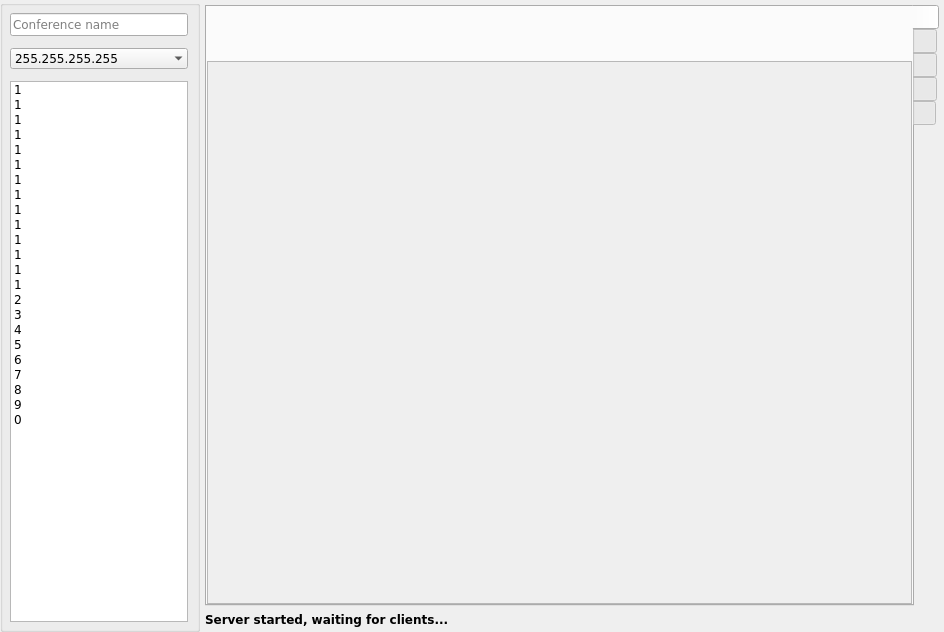
akru/conference-speaker-server, file ServerGui/main_window.ui: the form before one commit.
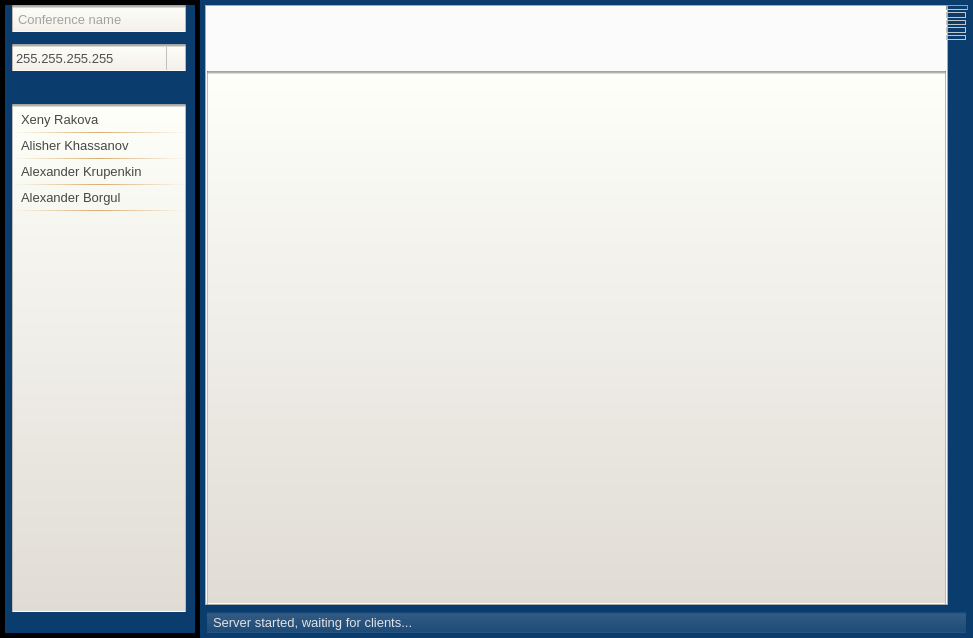
The form after the commit. The open tabs and pages were chosen to show the change. Icons and pictures are not drawn.

Commit message: record button; fonts; sliders and clients list

What changed in the file:
```diff
--- a/ServerGui/main_window.ui
+++ b/ServerGui/main_window.ui
@@ -6,8 +6,8 @@
    <rect>
     <x>0</x>
     <y>0</y>
-    <width>944</width>
-    <height>632</height>
+    <width>973</width>
+    <height>638</height>
    </rect>
   </property>
   <property name="palette">
@@ -17,11 +17,6 @@
     <disabled/>
    </palette>
   </property>
-  <property name="font">
-   <font>
-    <family>Verdana</family>
-   </font>
-  </property>
   <property name="windowTitle">
    <string>Conference Speaker Server</string>
   </property>
@@ -34,17 +29,11 @@
   </property>
   <property name="styleSheet">
    <string notr="true">QWidget#centralWidget {
-	background-color: #0A3C6D;
-	font-family: Verdana;
-	font: 9pt;
-	color: rgba(80,80,80,255);
+    background-color: #0A3C6D;
 }
 
-QWidget#centralWidget &gt; * {
-	font-family: Verdana;
-	font: 9pt;
-	color: rgba(80,80,80,255);
-
+QLabel, QCheckBox, QGroupBox {
+    font-size: 10pt;
 }
 
 QLabel#statusLabel {
@@ -52,7 +41,7 @@
     padding: 3px;
     margin: 0px 2px 0px 2px;
     color: #E2E2E2;
-    font-weight: bold;
+    font-size: 10pt;
 }
 
 QTabWidget::pane { /* The tab widget frame */
@@ -87,8 +76,8 @@
     margin-right: 2px; /* make non-selected tabs look smaller */
 }
 
-QWidget#clientsBox {
-    border: 5px solid white;
+QGroupBox#clientsBox {
+    border: 5px solid black;
 	border-image: url(:/gui/client-list-box) 5;
     padding: 0;
 }
@@ -101,6 +90,7 @@
     padding: 3px;
 	background-color:  qlineargradient(spread:pad, x1:0, y1:1, x2:0, y2:0, stop:0 rgba(244,239,233, 255), stop:1 rgba(253,255,248, 255));
 	color: rgba(80,80,80,255);
+    font-size: 10pt;
 }
 
 QLineEdit:disabled, QComboBox:disabled, QDoubleSpinBox:disabled {
@@ -178,25 +168,37 @@
 	background-image: url(:/gui/select-box-selected);
 }
 
+QCheckBox::indicator:disabled,
+QGroupBox::indicator:disabled,
+QCheckBox::indicator:checked:disabled,
+QGroupBox::indicator:checked:disabled {
+    background: rgba(200,200,200,200);
+}
+
+QSlider {
+    background: rgba(14,64,112,255);
+    border-radius: 3px;
+}
+
  QSlider::groove:vertical {
      position: absolute; /* absolutely position 4px from the left and right of the widget. setting margins on the widget should work too... */
-     left: 2px; right: 2px;
-	background-image: url(:/gui/slider-bg);
+     left: 2px; right: 2px; top: 10px; bottom: 10px;
+	 background-image: url(:/gui/slider-bg);
  }
 
  QSlider::groove:vertical:disabled {
-	background: rgba(180,180,180,255);
+    background-color: rgba(200,200,200,200);
  }
 
  QSlider::handle:vertical {
      height: 25px;
-     background: qlineargradient(spread:pad, x1:0, y1:0, x2:0, y2:1, stop:0 rgba(128, 128, 128, 255), stop:0.423729 rgba(237, 237, 237, 255), stop:0.740113 rgba(237, 237, 237, 255), stop:1 rgba(211, 211, 211, 255));
+     background: qlineargradient(spread:pad, x1:0, y1:0, x2:0, y2:1, stop:0 rgba(128, 128, 128, 255), stop:0.423729 rgba(237, 237, 237, 255), stop:0.740113 rgba(237, 237, 237, 255), stop:1 rgba(140, 140, 140, 255));
      margin: 0 5px; /* expand outside the groove */
      border-top: 1px solid rgba(236,236,236,255);
      border-radius: 2px;
  }
 
-QPushButton {
+QPushButton, QToolButton {
      padding: 5px 15px;
      border: 1px solid rgba(180,180,180,255);
      border-radius: 5px;
@@ -205,7 +207,11 @@
                                  stop: 0.5 #DADADA, stop: 1.0 #D5D5D5);
 }
 
-QPushButton:hover {
+QToolButton {
+    padding: 5px 5px;
+}
+
+QPushButton:hover, QToolButton:hover {
      background: qlineargradient(x1: 0, y1: 0, x2: 0, y2: 1,
                                  stop: 0 #fafafa, stop: 0.4 #f4f4f4,
                                  stop: 0.5 #e7e7e7, stop: 1.0 #fafafa);
@@ -217,9 +223,15 @@
                                  stop: 0.5 #d3d3d3, stop: 1.0 #e3e3e3);
 }
 
-QPushButton#powerButton, QPushButton#powerButton:checked, QPushButton#powerButton:pressed {
+QPushButton#powerButton,
+QPushButton#powerButton:checked,
+QPushButton#powerButton:pressed,
+QPushButton#recordButton,
+QPushButton#recordButton:checked,
+QPushButton#recordButton:pressed {
     border: 0;
     background: none;
+    padding: 0;
 }
 
 QRadioButton::indicator {
@@ -241,7 +253,36 @@
 
 QRadioButton::indicator:checked:disabled {
     background: qradialgradient(spread:pad, cx:0.5, cy:0.5, radius:0.452, fx:0.5, fy:0.5, stop:0 rgba(100, 100, 100, 255), stop:0.460227 rgba(100, 100, 100, 255), stop:0.465909 rgba(200, 200, 200, 255), stop:1 rgba(200, 200, 200, 255));
-}</string>
+}
+
+QListView {
+    show-decoration-selected: 1; /* make the selection span the entire width of the view */
+    font-size: 10pt;
+    color: rgba(70,70,70,255);
+}
+
+QListView {
+}
+
+QListView::item {
+    padding: 5px;
+	border-bottom: 1px solid qlineargradient(spread:reflect, x1:1, y1:0, x2:0, y2:0, stop:0 rgba(162, 162, 162, 0), stop:0.5 rgba(219, 173, 114, 255), stop:1 rgba(162, 162, 162, 0));
+}
+
+ QListView::item:selected {
+    border: 0;
+    color: rgba(30,30,30,255);
+    background: qlineargradient(x1: 0, y1: 0, x2: 0, y2: 1,
+                                 stop: 0 #fafafa, stop: 0.4 #f4f4f4,
+                                 stop: 0.5 #e7e7e7, stop: 1.0 #fafafa);
+ }
+
+ QListView::item:hover {
+    color: rgba(30,30,30,255);
+    background: qlineargradient(x1: 0, y1: 0, x2: 0, y2: 1,
+                                 stop: 0 #fafafa, stop: 0.4 #f4f4f4,
+                                 stop: 0.5 #e7e7e7, stop: 1.0 #fafafa);
+ }</string>
   </property>
   <widget class="QWidget" name="centralWidget">
    <layout class="QHBoxLayout" name="horizontalLayout">
@@ -274,15 +315,6 @@
         <height>16777215</height>
        </size>
       </property>
-      <property name="font">
-       <font>
-        <family>Verdana</family>
-        <pointsize>9</pointsize>
-        <weight>50</weight>
-        <italic>false</italic>
-        <bold>false</bold>
-       </font>
-      </property>
       <property name="styleSheet">
        <string notr="true"/>
       </property>
@@ -297,13 +329,13 @@
         <number>7</number>
        </property>
        <property name="topMargin">
-        <number>7</number>
+        <number>0</number>
        </property>
        <property name="rightMargin">
         <number>9</number>
        </property>
        <property name="bottomMargin">
-        <number>7</number>
+        <number>0</number>
        </property>
        <item>
         <widget class="QLineEdit" name="labelName">
@@ -319,11 +351,6 @@
            <height>16777215</height>
           </size>
          </property>
-         <property name="font">
-          <font>
-           <family>Verdana</family>
-          </font>
-         </property>
          <property name="text">
           <string/>
          </property>
@@ -346,11 +373,6 @@
            <height>16777215</height>
           </size>
          </property>
-         <property name="font">
-          <font>
-           <family>Verdana</family>
-          </font>
-         </property>
          <property name="editable">
           <bool>false</bool>
          </property>
@@ -375,152 +397,100 @@
         </widget>
        </item>
        <item>
-        <widget class="QListWidget" name="clientList">
-         <property name="font">
-          <font>
-           <family>Verdana</family>
-          </font>
+        <layout class="QVBoxLayout" name="verticalLayout_7">
+         <property name="leftMargin">
+          <number>0</number>
          </property>
-         <property name="verticalScrollBarPolicy">
-          <enum>Qt::ScrollBarAlwaysOff</enum>
+         <property name="topMargin">
+          <number>0</number>
          </property>
-         <property name="horizontalScrollBarPolicy">
-          <enum>Qt::ScrollBarAlwaysOff</enum>
-         </property>
-         <property name="sizeAdjustPolicy">
-          <enum>QAbstractScrollArea::AdjustIgnored</enum>
-         </property>
-         <property name="autoScroll">
-          <bool>false</bool>
-         </property>
-         <property name="dragEnabled">
-          <bool>false</bool>
-         </property>
-         <property name="selectionMode">
-          <enum>QAbstractItemView::NoSelection</enum>
-         </property>
-         <property name="verticalScrollMode">
-          <enum>QAbstractItemView::ScrollPerItem</enum>
-         </property>
-         <property name="isWrapping" stdset="0">
-          <bool>false</bool>
-         </property>
          <item>
-          <property name="text">
-           <string>1</string>
-          </property>
+          <widget class="QLabel" name="label_27">
+           <property name="maximumSize">
+            <size>
+             <width>16777215</width>
+             <height>18</height>
+            </size>
+           </property>
+           <property name="text">
+            <string/>
+           </property>
+           <property name="pixmap">
+            <pixmap resource="resource.qrc">:/gui/client-list-line</pixmap>
+           </property>
+           <property name="scaledContents">
+            <bool>true</bool>
+           </property>
+          </widget>
          </item>
          <item>
-          <property name="text">
-           <string>1</string>
-          </property>
+          <widget class="QListWidget" name="clientList">
+           <property name="verticalScrollBarPolicy">
+            <enum>Qt::ScrollBarAlwaysOff</enum>
+           </property>
+           <property name="horizontalScrollBarPolicy">
+            <enum>Qt::ScrollBarAlwaysOff</enum>
+           </property>
+           <property name="sizeAdjustPolicy">
+            <enum>QAbstractScrollArea::AdjustIgnored</enum>
+           </property>
+           <property name="autoScroll">
+            <bool>false</bool>
+           </property>
+           <property name="dragEnabled">
+            <bool>false</bool>
+           </property>
+           <property name="selectionMode">
+            <enum>QAbstractItemView::NoSelection</enum>
+           </property>
+           <property name="verticalScrollMode">
+            <enum>QAbstractItemView::ScrollPerItem</enum>
+           </property>
+           <property name="isWrapping" stdset="0">
+            <bool>false</bool>
+           </property>
+           <item>
+            <property name="text">
+             <string>Xeny Rakova</string>
+            </property>
+           </item>
+           <item>
+            <property name="text">
+             <string>Alisher Khassanov</string>
+            </property>
+           </item>
+           <item>
+            <property name="text">
+             <string>Alexander Krupenkin</string>
+            </property>
+           </item>
+           <item>
+            <property name="text">
+             <string>Alexander Borgul</string>
+            </property>
+           </item>
+          </widget>
          </item>
          <item>
-          <property name="text">
-           <string>1</string>
-          </property>
+          <widget class="QLabel" name="label_26">
+           <property name="maximumSize">
+            <size>
+             <width>16777215</width>
+             <height>18</height>
+            </size>
+           </property>
+           <property name="text">
+            <string/>
+           </property>
+           <property name="pixmap">
+            <pixmap resource="resource.qrc">:/gui/client-list-line</pixmap>
+           </property>
+           <property name="scaledContents">
+            <bool>true</bool>
+           </property>
+          </widget>
          </item>
-         <item>
-          <property name="text">
-           <string>1</string>
-          </property>
-         </item>
-         <item>
-          <property name="text">
-           <string>1</string>
-          </property>
-         </item>
-         <item>
-          <property name="text">
-           <string>1</string>
-          </property>
-         </item>
-         <item>
-          <property name="text">
-           <string>1</string>
-          </property>
-         </item>
-         <item>
-          <property name="text">
-           <string>1</string>
-          </property>
-         </item>
-         <item>
-          <property name="text">
-           <string>1</string>
-          </property>
-         </item>
-         <item>
-          <property name="text">
-           <string>1</string>
-          </property>
-         </item>
-         <item>
-          <property name="text">
-           <string>1</string>
-          </property>
-         </item>
-         <item>
-          <property name="text">
-           <string>1</string>
-          </property>
-         </item>
-         <item>
-          <property name="text">
-           <string>1</string>
-          </property>
-         </item>
-         <item>
-          <property name="text">
-           <string>1</string>
-          </property>
-         </item>
-         <item>
-          <property name="text">
-           <string>2</string>
-          </property>
-         </item>
-         <item>
-          <property name="text">
-           <string>3</string>
-          </property>
-         </item>
-         <item>
-          <property name="text">
-           <string>4</string>
-          </property>
-         </item>
-         <item>
-          <property name="text">
-           <string>5</string>
-          </property>
-         </item>
-         <item>
-          <property name="text">
-           <string>6</string>
-          </property>
-         </item>
-         <item>
-          <property name="text">
-           <string>7</string>
-          </property>
-         </item>
-         <item>
-          <property name="text">
-           <string>8</string>
-          </property>
-         </item>
-         <item>
-          <property name="text">
-           <string>9</string>
-          </property>
-         </item>
-         <item>
-          <property name="text">
-           <string>0</string>
-          </property>
-         </item>
-        </widget>
+        </layout>
        </item>
       </layout>
      </widget>
@@ -538,11 +508,6 @@
       </property>
       <item>
        <widget class="QTabWidget" name="tabWidget">
-        <property name="font">
-         <font>
-          <family>Verdana</family>
-         </font>
-        </property>
         <property name="tabPosition">
          <enum>QTabWidget::East</enum>
         </property>
@@ -603,16 +568,16 @@
           <item>
            <layout class="QHBoxLayout" name="horizontalLayout_3">
             <property name="leftMargin">
-             <number>0</number>
+             <number>5</number>
             </property>
             <property name="topMargin">
-             <number>0</number>
+             <number>5</number>
             </property>
             <property name="rightMargin">
-             <number>0</number>
+             <number>5</number>
             </property>
             <property name="bottomMargin">
-             <number>0</number>
+             <number>5</number>
             </property>
             <item>
              <widget class="QPushButton" name="powerButton">
@@ -690,11 +655,27 @@
               <rect>
                <x>0</x>
                <y>0</y>
-               <width>648</width>
-               <height>494</height>
+               <width>677</width>
+               <height>499</height>
               </rect>
              </property>
-             <layout class="QVBoxLayout" name="verticalLayout_4"/>
+             <layout class="QVBoxLayout" name="verticalLayout_4">
+              <property name="spacing">
+               <number>0</number>
+              </property>
+              <property name="leftMargin">
+               <number>3</number>
+              </property>
+              <property name="topMargin">
+               <number>3</number>
+              </property>
+              <property name="rightMargin">
+               <number>3</number>
+              </property>
+              <property name="bottomMargin">
+               <number>3</number>
+              </property>
+             </layout>
             </widget>
            </widget>
           </item>
@@ -1531,12 +1512,6 @@
       </item>
       <item>
        <widget class="QLabel" name="statusLabel">
-        <property name="font">
-         <font>
-          <weight>75</weight>
-          <bold>true</bold>
-         </font>
-        </property>
         <property name="styleSheet">
          <string notr="true"/>
         </property>
```
Left out of the diff: 217 changed lines with no effect on the pictures. The commit also changes 23 other files.
